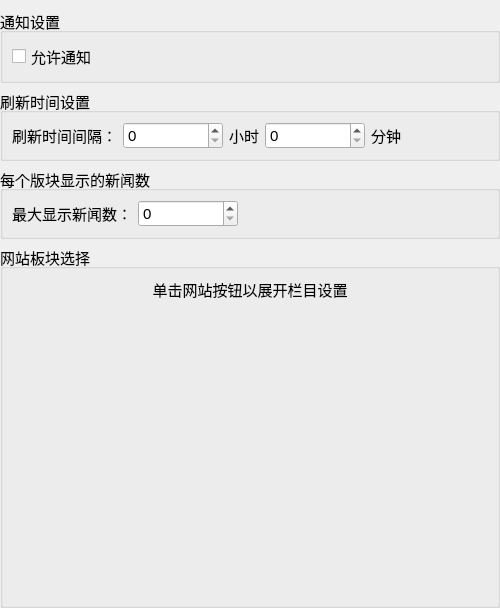
Before: the Qt Designer form settingform.ui in RemnantCloude/FlyMessage, drawn with Qt 5.
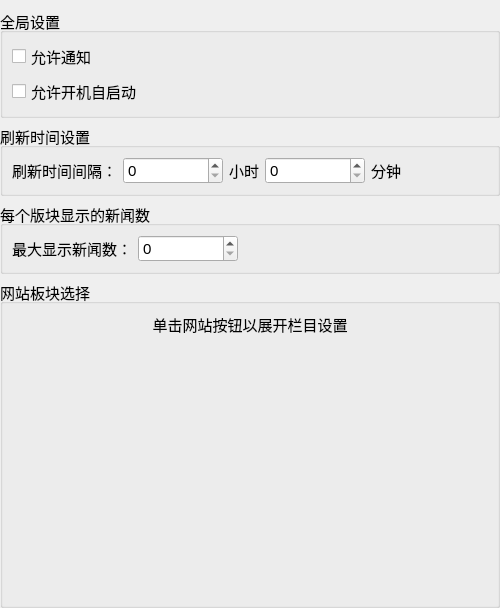
After: the same form once the commit is applied.

Patch:
```diff
--- a/settingform.ui
+++ b/settingform.ui
@@ -46,7 +46,7 @@
       </size>
      </property>
      <property name="title">
-      <string>通知设置</string>
+      <string>全局设置</string>
      </property>
      <property name="flat">
       <bool>false</bool>
@@ -68,6 +68,13 @@
         </property>
        </widget>
       </item>
+      <item>
+       <widget class="QCheckBox" name="autoStartCheckBox">
+        <property name="text">
+         <string>允许开机自启动</string>
+        </property>
+       </widget>
+      </item>
      </layout>
     </widget>
    </item>
```
